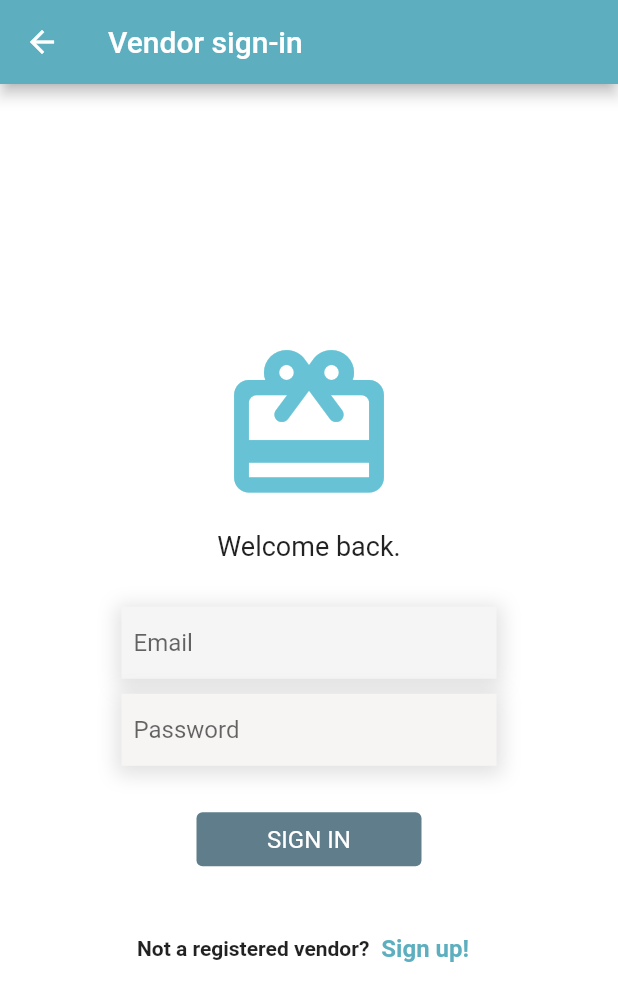
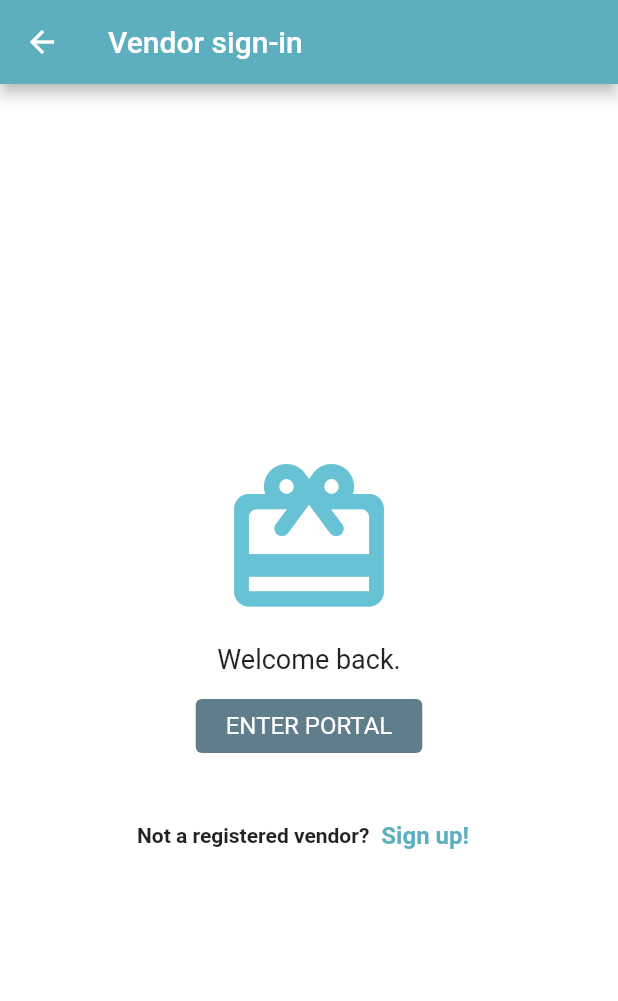
Before and after one commit to alex-varga14/Distributed-Coupon-Application, a Flutter app: the screen it shows after launch, after a tap on "Vendor", on a phone screen of 412 x 824 dp. Shown: the top 1001 px of the screen. Run offline on Flutter 3.47's test engine with Material 2 defaults, Android fonts, the light colour scheme and no system bars; our stand-ins replace flutter_datetime_picker, google_fonts, loading_indicator, permission_handler, qr_flutter; missing offline and left inert: dart:ffi, mobile_scanner, result_type.

Commit message:
remove vendor login from ui

```diff
--- a/distributed_coupon_application/lib/pages/LoginPage.dart
+++ b/distributed_coupon_application/lib/pages/LoginPage.dart
@@ -39,68 +39,8 @@ class _LoginPageState extends State<LoginPage> {
                 ),
               ),
 
-              SizedBox(height: 30),
-
-              //Email input
-              Padding(
-                padding: const EdgeInsets.symmetric(horizontal: 35),
-                child: Container(
-                  constraints: BoxConstraints(minWidth: 150, maxWidth: 250),
-                  decoration: BoxDecoration(
-                    color: Colors.grey[100],
-
-                    boxShadow: [
-                      BoxShadow(
-                        color: Colors.grey.withOpacity(0.3),
-                        spreadRadius: 4,
-                        blurRadius: 10,
-                        offset: const Offset(0, 3),
-                      )
-                    ],
-                    // borderRadius: BorderRadius.circular(15),
-                  ),
-                  child: Padding(
-                    padding: const EdgeInsets.only(left: 8.0),
-                    child: TextField(
-                        decoration: InputDecoration(
-                      border: InputBorder.none,
-                      hintText: 'Email',
-                    )),
-                  ),
-                ),
-              ),
-
               SizedBox(height: 10),
 
-              //Password input
-              Padding(
-                padding: const EdgeInsets.symmetric(horizontal: 35),
-                child: Container(
-                  constraints: BoxConstraints(minWidth: 150, maxWidth: 250),
-                  decoration: BoxDecoration(
-                    color: Color.fromARGB(255, 247, 244, 244),
-                    boxShadow: [
-                      BoxShadow(
-                        color: Colors.grey.withOpacity(0.3),
-                        spreadRadius: 4,
-                        blurRadius: 10,
-                        offset: const Offset(0, 3),
-                      )
-                    ],
-                  ),
-                  child: Padding(
-                    padding: const EdgeInsets.only(left: 8.0),
-                    child: TextField(
-                        obscureText: true,
-                        decoration: InputDecoration(
-                          border: InputBorder.none,
-                          hintText: 'Password',
-                        )),
-                  ),
-                ),
-              ),
-
-              SizedBox(height: 25),
 
               //Sign in
               Container(
@@ -118,7 +58,7 @@ class _LoginPageState extends State<LoginPage> {
                             builder: (context) => const VendorCouponPage()));
                   },
                   child: Text(
-                    'SIGN IN',
+                    'ENTER PORTAL',
                     style: GoogleFonts.roboto(
                       fontSize: 16,
                       fontWeight: FontWeight.normal,
```
